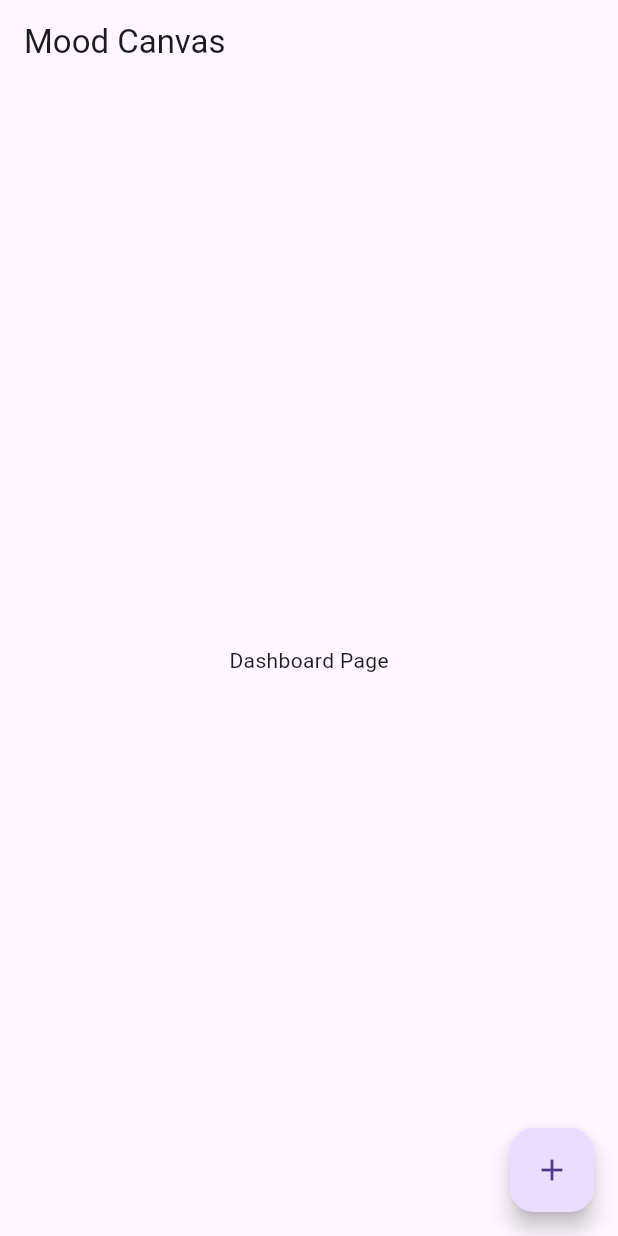
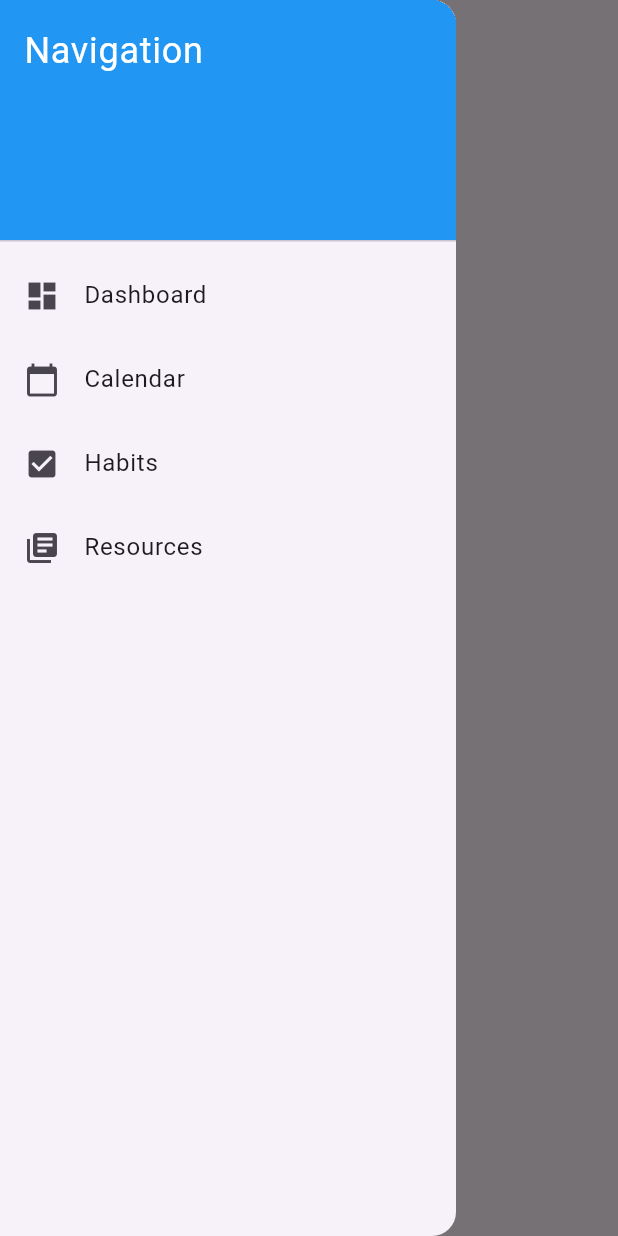
Before and after one commit to mkatra3/MoodCanvas, a Flutter app: the screen it shows after launch, with the side drawer open (before the commit the screen has no drawer), on a phone screen of 412 x 824 dp. Run offline on Flutter 3.47's test engine with Material 3 defaults, Android fonts, the phone set to English and light mode, and no system bars.

Commit message:
basic pages are set up with navigation

```diff
--- a/lib/main.dart
+++ b/lib/main.dart
@@ -1,6 +1,8 @@
 import 'package:flutter/material.dart';
 import 'pages/dashboard.dart'; // Make sure the path matches where you created your file
-
+import 'pages/calendarpage.dart'; // Make sure the path matches where you created your file
+import 'pages/habitspage.dart'; // Make sure the path matches where you created your file
+import 'pages/resourcespage.dart'; // Make sure the path matches where you created your file
 void main() {
   runApp(MyApp());
 }
@@ -13,7 +15,13 @@ class MyApp extends StatelessWidget {
       theme: ThemeData(
         primarySwatch: Colors.blue,
       ),
-      home: DashboardPage(),
+      initialRoute: '/',
+      routes: {
+        '/': (context) => DashboardPage(),
+        '/calendar': (context) => CalendarPage(),
+        '/habits': (context) => HabitsPage(),
+        '/resources': (context) => ResourcesPage(),
+      },
     );
   }
 }
--- a/lib/pages/calendarpage.dart
+++ b/lib/pages/calendarpage.dart
@@ -0,0 +1,17 @@
+import 'package:flutter/material.dart';
+import '../widgets/app_drawer.dart'; // Import the AppDrawer
+
+class CalendarPage extends StatelessWidget {
+  @override
+  Widget build(BuildContext context) {
+    return Scaffold(
+      appBar: AppBar(
+        title: Text('Calendar'),
+      ),
+      drawer: AppDrawer(), // Add the AppDrawer here
+      body: Center(
+        child: Text('This is the Calendar Page'),
+      ),
+    );
+  }
+}
--- a/lib/pages/dashboard.dart
+++ b/lib/pages/dashboard.dart
@@ -1,25 +1,16 @@
 import 'package:flutter/material.dart';
+import '../widgets/app_drawer.dart'; // Import the AppDrawer
 
-class DashboardPage extends StatefulWidget {
-  @override
-  _DashboardPageState createState() => _DashboardPageState();
-}
-
-class _DashboardPageState extends State<DashboardPage> {
+class DashboardPage extends StatelessWidget {
   @override
   Widget build(BuildContext context) {
     return Scaffold(
       appBar: AppBar(
-        title: Text('Mood Canvas'),
+        title: Text('Dashboard'),
       ),
+      drawer: AppDrawer(), // Add the AppDrawer here
       body: Center(
-        child: Text('Dashboard Page'),
-      ),
-      floatingActionButton: FloatingActionButton(
-        onPressed: () {
-          // Action to add a new journal entry
-        },
-        child: Icon(Icons.add),
+        child: Text('This is the Dashboard Page'),
       ),
     );
   }
--- a/lib/pages/habitspage.dart
+++ b/lib/pages/habitspage.dart
@@ -0,0 +1,17 @@
+import 'package:flutter/material.dart';
+import '../widgets/app_drawer.dart'; // Import the AppDrawer
+
+class HabitsPage extends StatelessWidget {
+  @override
+  Widget build(BuildContext context) {
+    return Scaffold(
+      appBar: AppBar(
+        title: Text('Habits'),
+      ),
+      drawer: AppDrawer(), // Add the AppDrawer here
+      body: Center(
+        child: Text('This is the Habits Page'),
+      ),
+    );
+  }
+}
--- a/lib/pages/resourcespage.dart
+++ b/lib/pages/resourcespage.dart
@@ -0,0 +1,17 @@
+import 'package:flutter/material.dart';
+import '../widgets/app_drawer.dart'; // Import the AppDrawer
+
+class ResourcesPage extends StatelessWidget {
+  @override
+  Widget build(BuildContext context) {
+    return Scaffold(
+      appBar: AppBar(
+        title: Text('Resources'),
+      ),
+      drawer: AppDrawer(), // Add the AppDrawer here
+      body: Center(
+        child: Text('This is the Resources Page'),
+      ),
+    );
+  }
+}
--- /dev/null
+++ b/lib/widgets/app_drawer.dart
@@ -0,0 +1,54 @@
+import 'package:flutter/material.dart';
+
+class AppDrawer extends StatelessWidget {
+  @override
+  Widget build(BuildContext context) {
+    return Drawer(
+      child: ListView(
+        padding: EdgeInsets.zero,
+        children: <Widget>[
+          DrawerHeader(
+            decoration: BoxDecoration(
+              color: Colors.blue,
+            ),
+            child: Text(
+              'Navigation',
+              style: TextStyle(
+                color: Colors.white,
+                fontSize: 24,
+              ),
+            ),
+          ),
+          ListTile(
+            leading: Icon(Icons.dashboard),
+            title: Text('Dashboard'),
+            onTap: () {
+              Navigator.pushReplacementNamed(context, '/');
+            },
+          ),
+          ListTile(
+            leading: Icon(Icons.calendar_today),
+            title: Text('Calendar'),
+            onTap: () {
+              Navigator.pushReplacementNamed(context, '/calendar');
+            },
+          ),
+          ListTile(
+            leading: Icon(Icons.check_box),
+            title: Text('Habits'),
+            onTap: () {
+              Navigator.pushReplacementNamed(context, '/habits');
+            },
+          ),
+          ListTile(
+            leading: Icon(Icons.library_books),
+            title: Text('Resources'),
+            onTap: () {
+              Navigator.pushReplacementNamed(context, '/resources');
+            },
+          ),
+        ],
+      ),
+    );
+  }
+}
```
